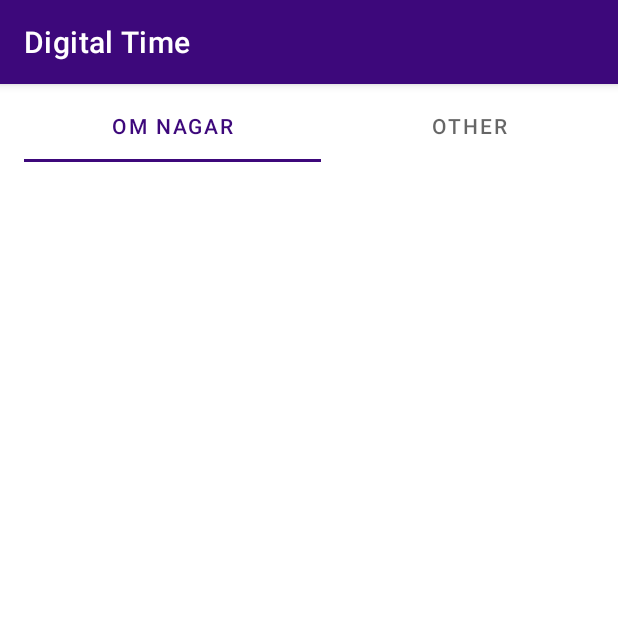
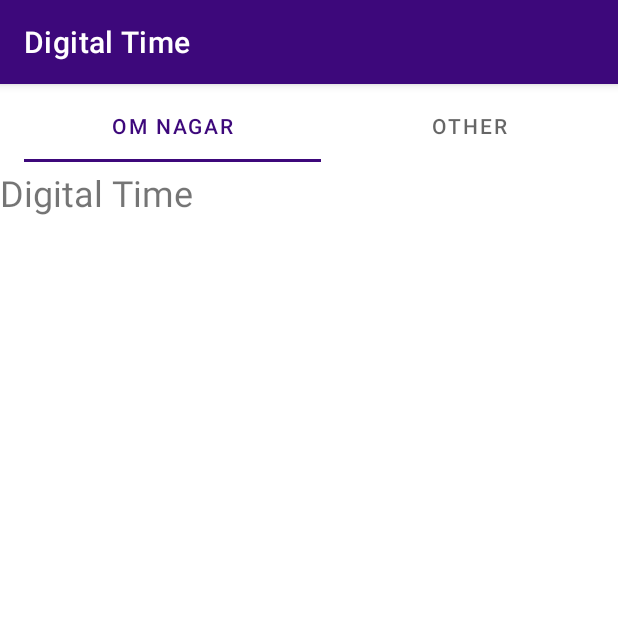
Before and after one commit to OmkarSsawant/Digital-Time, an Android app: the screen it shows after launch (MainActivity), on a phone screen of 412 x 824 dp, the top half of it. Run offline under Robolectric (Android 15) with nearby library versions, the light colour scheme and no system bars; our stand-ins replace Firebase (no records; nobody signed in at launch, a user with empty details on screens opened directly); 1 statement that could not run was skipped.

Commit message:
Usage Stats Ready

```diff
--- a/app/src/main/java/com/visionDev/digital_time/models/UsageStat.java
+++ b/app/src/main/java/com/visionDev/digital_time/models/UsageStat.java
@@ -6,10 +6,12 @@ import androidx.work.Data;
 import com.google.firebase.firestore.GeoPoint;
 import com.visionDev.digital_time.service.UsageStatsUploadWorker;
 
+import java.io.Serializable;
 import java.util.HashMap;
 import java.util.Map;
 
-public class UsageStat {
+
+public class UsageStat implements Serializable {
      String place;
      Map<String,Long> usageStats;
 
--- a/app/src/main/java/com/visionDev/digital_time/ui/components/AppsAdapter.java
+++ b/app/src/main/java/com/visionDev/digital_time/ui/components/AppsAdapter.java
@@ -29,6 +29,7 @@ public class AppsAdapter extends RecyclerView.Adapter<AppsAdapter.AppViewHolder>
     }
 
     public void setStat(UsageStat s){
+        if(s==null) return;
         apps = s.getUsageStats();
         pkgNames =  apps.keySet().toArray(new String[0]);
         notifyDataSetChanged();
@@ -66,7 +67,7 @@ public class AppsAdapter extends RecyclerView.Adapter<AppsAdapter.AppViewHolder>
 
     @Override
     public int getItemCount() {
-        return apps.size();
+        return apps == null ? 0 : apps.size();
     }
 
     static class AppViewHolder extends RecyclerView.ViewHolder{
--- a/app/src/main/java/com/visionDev/digital_time/ui/components/DashboardPagerAdapter.java
+++ b/app/src/main/java/com/visionDev/digital_time/ui/components/DashboardPagerAdapter.java
@@ -5,23 +5,32 @@ import androidx.fragment.app.Fragment;
 import androidx.fragment.app.FragmentActivity;
 import androidx.viewpager2.adapter.FragmentStateAdapter;
 
+import com.visionDev.digital_time.models.UsageStat;
+import com.visionDev.digital_time.repository.SharedPrefsManager;
 import com.visionDev.digital_time.ui.screens.AppsDisplayFragment;
+import com.visionDev.digital_time.utils.Utils;
 
 import java.util.List;
 
 public class DashboardPagerAdapter extends FragmentStateAdapter {
 
     List<String> mCampusNames;
+    List<UsageStat> statList ;
     public DashboardPagerAdapter(@NonNull FragmentActivity fragmentActivity, List<String> campusNames) {
         super(fragmentActivity);
         mCampusNames = campusNames;
+
+        statList =  (new SharedPrefsManager(fragmentActivity)).getUsageStats();
+
     }
 
     @NonNull
     @Override
     public Fragment createFragment(int position) {
 
-        return AppsDisplayFragment.newFragment(mCampusNames.get(position));
+        return AppsDisplayFragment.newFragment(
+                Utils.getUsageStat(mCampusNames.get(position),statList)
+        );
     }
 
 
--- a/app/src/main/java/com/visionDev/digital_time/ui/screens/AppsDisplayFragment.java
+++ b/app/src/main/java/com/visionDev/digital_time/ui/screens/AppsDisplayFragment.java
@@ -26,13 +26,12 @@ public class AppsDisplayFragment extends Fragment {
 
     SharedPrefsManager sharedPrefsManager;
 
-    List<UsageStat> statList ;
 
     @Override
     public void onCreate(@Nullable Bundle savedInstanceState) {
         super.onCreate(savedInstanceState);
         sharedPrefsManager = new SharedPrefsManager(requireContext());
-        statList =  sharedPrefsManager.getUsageStats();
+
     }
 
     @Nullable
@@ -42,47 +41,33 @@ public class AppsDisplayFragment extends Fragment {
         return  appListerBinding.getRoot();
     }
 
-    public UsageStat loadApps(){
-        String place = requireArguments().getString(CAMPUS,"all");
-        UsageStat stat = null;
-        if(!place.equals("all")){
-            for (UsageStat s:
-                    statList) {
-                Log.i(TAG, "onViewCreated: "+s.getPlace());
-                if(s.getPlace().equals(place)){
-                    stat = s;
-                }
-            }
-            if(stat==null){
-                Toast.makeText(requireContext(),"No such Stat exists",Toast.LENGTH_SHORT).show();
-                requireActivity().getSupportFragmentManager().popBackStack();
-                return null;
-            }
-        }else{
-            //add all
-            return null;
-        }
-        return stat;
-    }
 
     @Override
     public void onViewCreated(@NonNull View view, @Nullable Bundle savedInstanceState) {
         super.onViewCreated(view, savedInstanceState);
-        Log.i(TAG, "onViewCreated: "+statList.size());
-        RecyclerView rv = (RecyclerView) view;
+        RecyclerView rv = appListerBinding.appList;
         rv.setLayoutManager(new LinearLayoutManager(view.getContext()));
         AppsAdapter appsAdapter = new AppsAdapter(requireContext());
         rv.setAdapter(appsAdapter);
+        UsageStat stat = (UsageStat) requireArguments().getSerializable(STAT);
+        if(stat!=null){
+            appsAdapter.setStat(stat);
+            appListerBinding.category.setText(stat.toString());
+        }else{
+            Toast.makeText(view.getContext(),"Stat is null",Toast.LENGTH_SHORT).show();
+        }
+
     }
 
-    public  static AppsDisplayFragment newFragment(String place){
+
+    public  static AppsDisplayFragment newFragment(UsageStat stat){
         AppsDisplayFragment fragment = new AppsDisplayFragment();
         Bundle args = new Bundle();
-        args.putString(CAMPUS,place);
+        args.putSerializable(STAT,stat);
         fragment.setArguments(args);
 
         return fragment;
     }
-    public static final String CAMPUS="app_used.campus";
+    public static final String STAT="app_used.stat";
     private static final String TAG = "AppsDisplayFragment";
 }
--- a/app/src/main/java/com/visionDev/digital_time/utils/Utils.java
+++ b/app/src/main/java/com/visionDev/digital_time/utils/Utils.java
@@ -19,6 +19,7 @@ import com.google.android.gms.location.Geofence;
 import com.google.android.gms.location.Granularity;
 import com.google.android.gms.location.LocationServices;
 import com.visionDev.digital_time.models.Campus;
+import com.visionDev.digital_time.models.UsageStat;
 import com.visionDev.digital_time.repository.FirestoreManager;
 import com.visionDev.digital_time.service.PlaceTrackerService;
 
@@ -36,6 +37,17 @@ public class Utils {
                             calendar.set(Calendar.MINUTE,0);
                             calendar.set(Calendar.SECOND,1);
       return  calendar.getTime().getTime();
+    }
+
+    public static UsageStat getUsageStat(String place,List<UsageStat> stats){
+        for (UsageStat s:
+                stats) {
+            Log.i("Utils", "getUsageStat: "+s);
+            if(s.getPlace().equals(place)){
+                return s;
+            }
+        }
+        return null;
     }
 
     public static String getHourMinuteString(long timeMillis){
--- a/app/src/main/res/layout/fragment_app_lister.xml
+++ b/app/src/main/res/layout/fragment_app_lister.xml
@@ -1,5 +1,18 @@
 <?xml version="1.0" encoding="utf-8"?>
-<androidx.recyclerview.widget.RecyclerView xmlns:android="http://schemas.android.com/apk/res/android"
-    android:id="@+id/app_list"
+<androidx.coordinatorlayout.widget.CoordinatorLayout xmlns:android="http://schemas.android.com/apk/res/android"
     android:layout_width="match_parent"
-    android:layout_height="match_parent"/>
+    android:layout_height="match_parent"
+    xmlns:app="http://schemas.android.com/apk/res-auto">
+    <TextView
+        android:id="@+id/category"
+        android:textSize="24sp"
+        android:text="@string/app_name"
+        android:layout_width="wrap_content"
+        android:layout_height="wrap_content"/>
+
+    <androidx.recyclerview.widget.RecyclerView
+        android:id="@+id/app_list"
+        android:layout_marginTop="?actionBarSize"
+        android:layout_width="match_parent"
+        android:layout_height="match_parent"/>
+</androidx.coordinatorlayout.widget.CoordinatorLayout>
```
